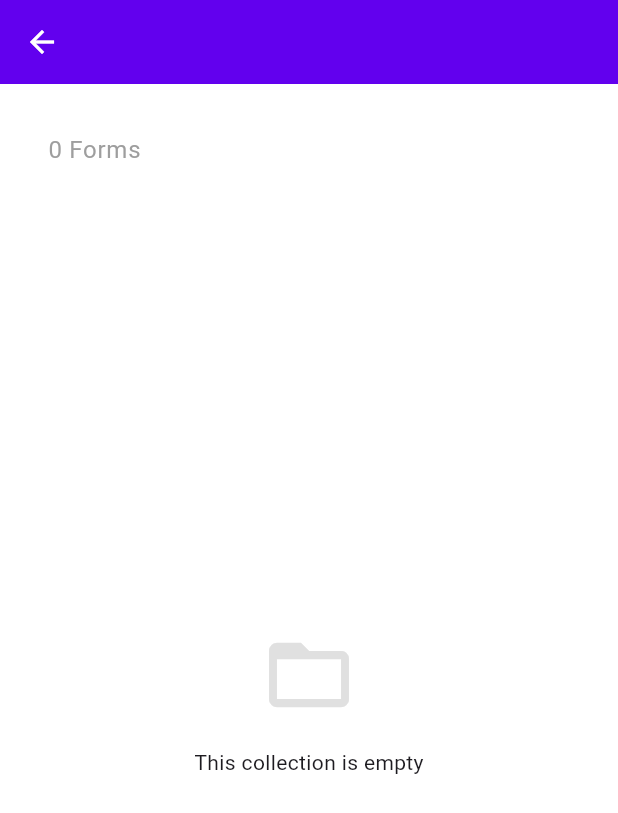
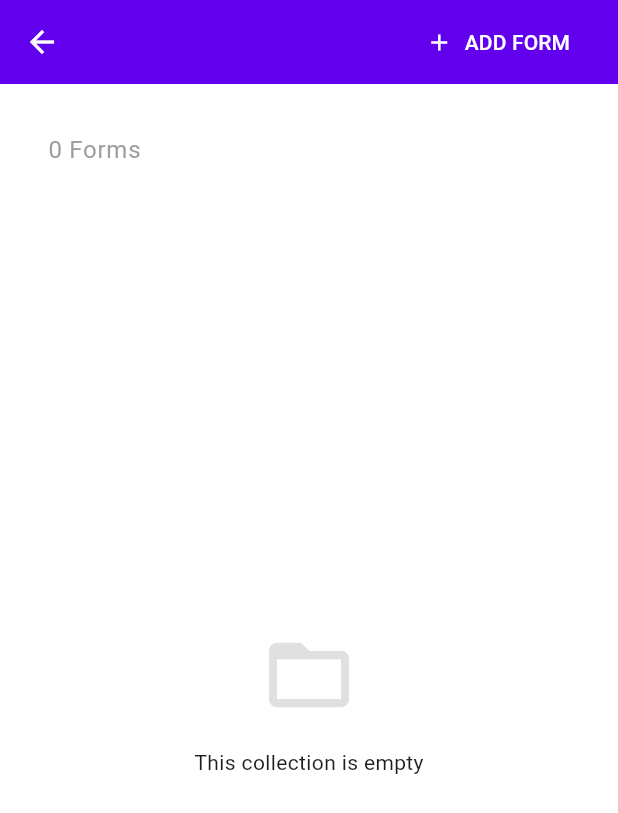
Before and after one commit to MDK-404/ngs, a Flutter app: the CollectionDetailScreen screen opened directly with empty values, on a phone screen of 412 x 824 dp. Shown: the top 813 px of the screen. Run offline on Flutter 3.47's test engine with Material 3 defaults, Android fonts, the phone set to English and light mode, and no system bars; our stand-ins replace file_picker, flutter_secure_storage, get, math_expressions, pdf, printing and 2 more; missing offline and left inert: excel, pluto_grid, spreadsheet_decoder; accounts and stored records are empty.

Commit message:
added form implementation

```diff
--- a/lib/features/dashboard/views/collection_detail_screen.dart
+++ b/lib/features/dashboard/views/collection_detail_screen.dart
@@ -2,6 +2,8 @@ import 'package:flutter/material.dart';
 import 'package:get/get.dart';
 import '../../forms/models/form_model.dart';
 import '../../records/views/record_grid_screen.dart';
+import '../../forms/views/form_builder_screen.dart';
+import '../../forms/controllers/form_controller.dart';
 
 class CollectionDetailScreen extends StatelessWidget {
   final CollectionModel collection;
@@ -10,10 +12,7 @@ class CollectionDetailScreen extends StatelessWidget {
 
   @override
   Widget build(BuildContext context) {
-    // We assume the collection model passed here already has 'forms' populated by the controller.
-    // However, if we want strict reactivity, we might want to lookup the collection again from controller
-    // or just use the passed list. The controller rebuilds the whole list on load.
-    // For simplicity, we use the passed collection forms.
+    final controller = Get.find<FormController>();
 
     return Scaffold(
       appBar: AppBar(
@@ -22,21 +21,41 @@ class CollectionDetailScreen extends StatelessWidget {
           icon: const Icon(Icons.arrow_back),
           onPressed: () => Get.back(),
         ),
+        actions: [
+          TextButton.icon(
+            onPressed: () {
+              Get.to(() => FormBuilderScreen(collectionId: collection.id));
+            },
+            icon: const Icon(Icons.add, color: Colors.white),
+            label: const Text(
+              'ADD FORM',
+              style: TextStyle(color: Colors.white),
             ),
-      body: Padding(
+          ),
+          const SizedBox(width: 16),
+        ],
+      ),
+      body: Obx(() {
+        // Find the latest version of this collection from the controller
+        final liveCollection = controller.collections.firstWhere(
+          (c) => c.id == collection.id,
+          orElse: () => collection,
+        );
+
+        return Padding(
           padding: const EdgeInsets.all(32),
           child: Column(
             crossAxisAlignment: CrossAxisAlignment.start,
             children: [
               Text(
-              '${collection.forms.length} Forms',
+                '${liveCollection.forms.length} Forms',
                 style: Theme.of(
                   context,
                 ).textTheme.bodyLarge?.copyWith(color: Colors.grey),
               ),
               const SizedBox(height: 32),
               Expanded(
-              child: collection.forms.isEmpty
+                child: liveCollection.forms.isEmpty
                     ? Center(
                         child: Column(
                           mainAxisAlignment: MainAxisAlignment.center,
@@ -59,9 +78,9 @@ class CollectionDetailScreen extends StatelessWidget {
                               mainAxisSpacing: 16,
                               childAspectRatio: 1.5,
                             ),
-                      itemCount: collection.forms.length,
+                        itemCount: liveCollection.forms.length,
                         itemBuilder: (context, index) {
-                        final form = collection.forms[index];
+                          final form = liveCollection.forms[index];
                           return Card(
                             child: InkWell(
                               onTap: () {
@@ -93,7 +112,9 @@ class CollectionDetailScreen extends StatelessWidget {
                                     const Spacer(),
                                     Text(
                                       '${form.columns.length} Columns',
-                                    style: const TextStyle(color: Colors.grey),
+                                      style: const TextStyle(
+                                        color: Colors.grey,
+                                      ),
                                     ),
                                   ],
                                 ),
@@ -105,7 +126,8 @@ class CollectionDetailScreen extends StatelessWidget {
               ),
             ],
           ),
-      ),
+        );
+      }),
     );
   }
 }
```
Also changed, not shown: lib/features/forms/views/form_builder_screen.dart (+7 -2 lines). Lines whose indentation alone changed are shown as unchanged.
